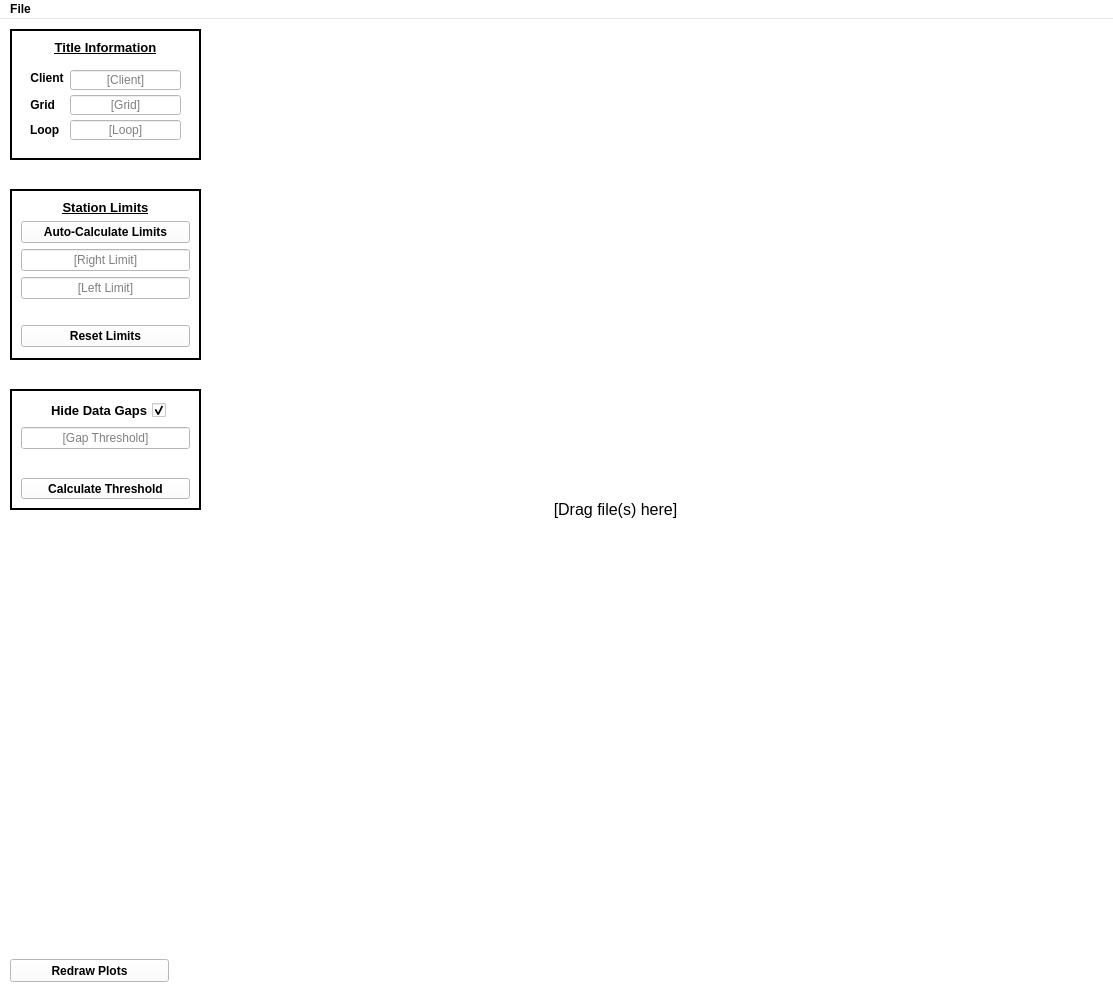
Before: the Qt Designer form src/qt_ui/main_window.ui in Eric-Meunier/Processor-Suite, drawn with Qt 5.
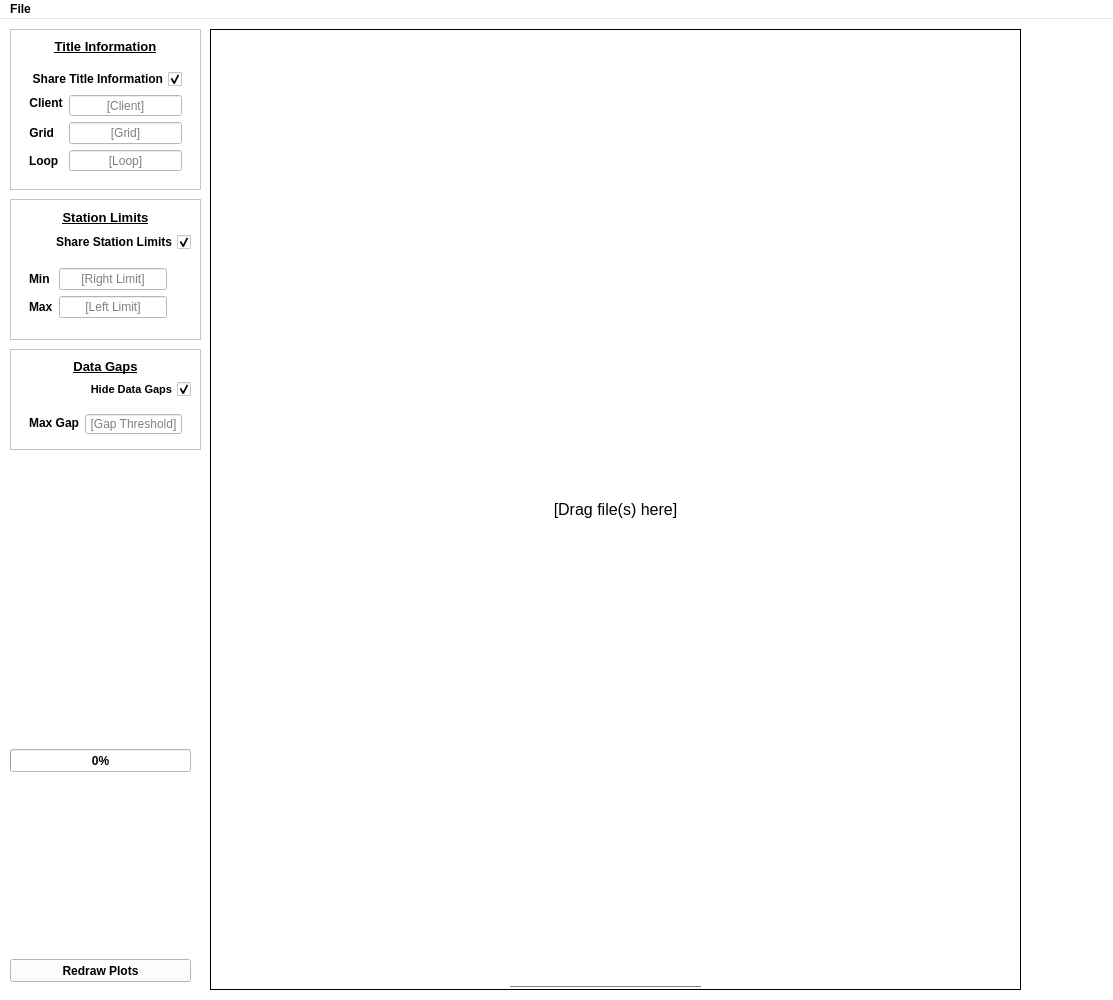
After: the same form once the commit is applied.

```diff
--- a/src/qt_ui/main_window.ui
+++ b/src/qt_ui/main_window.ui
@@ -474,6 +474,15 @@
       <height>961</height>
      </rect>
     </property>
+    <property name="sizePolicy">
+     <sizepolicy hsizetype="Fixed" vsizetype="Fixed">
+      <horstretch>0</horstretch>
+      <verstretch>0</verstretch>
+     </sizepolicy>
+    </property>
+    <property name="frameShape">
+     <enum>QFrame::Box</enum>
+    </property>
     <layout class="QVBoxLayout" name="plotLayout">
      <property name="sizeConstraint">
       <enum>QLayout::SetMinimumSize</enum>
@@ -484,7 +493,7 @@
         <bool>true</bool>
        </property>
        <property name="sizePolicy">
-        <sizepolicy hsizetype="Preferred" vsizetype="MinimumExpanding">
+        <sizepolicy hsizetype="Preferred" vsizetype="Fixed">
          <horstretch>0</horstretch>
          <verstretch>0</verstretch>
         </sizepolicy>
@@ -502,6 +511,9 @@
        <property name="frameShape">
         <enum>QFrame::NoFrame</enum>
        </property>
+       <property name="frameShadow">
+        <enum>QFrame::Plain</enum>
+       </property>
        <property name="text">
         <string>[Drag file(s) here]</string>
        </property>
@@ -516,23 +528,57 @@
     <property name="geometry">
      <rect>
       <x>10</x>
-      <y>370</y>
+      <y>330</y>
       <width>191</width>
-      <height>121</height>
+      <height>101</height>
      </rect>
     </property>
+    <property name="sizePolicy">
+     <sizepolicy hsizetype="Fixed" vsizetype="Fixed">
+      <horstretch>0</horstretch>
+      <verstretch>0</verstretch>
+     </sizepolicy>
+    </property>
     <property name="frameShape">
-     <enum>QFrame::WinPanel</enum>
+     <enum>QFrame::StyledPanel</enum>
     </property>
     <layout class="QVBoxLayout" name="dataGapLayout">
-     <item alignment="Qt::AlignHCenter">
+     <item>
+      <widget class="QLabel" name="dataGapsLabel">
+       <property name="sizePolicy">
+        <sizepolicy hsizetype="Preferred" vsizetype="Fixed">
+         <horstretch>0</horstretch>
+         <verstretch>0</verstretch>
+        </sizepolicy>
+       </property>
+       <property name="font">
+        <font>
+         <pointsize>10</pointsize>
+         <underline>true</underline>
+        </font>
+       </property>
+       <property name="text">
+        <string>Data Gaps</string>
+       </property>
+       <property name="alignment">
+        <set>Qt::AlignCenter</set>
+       </property>
+      </widget>
+     </item>
+     <item>
       <widget class="QCheckBox" name="hideGapsToggle">
        <property name="enabled">
         <bool>true</bool>
        </property>
+       <property name="sizePolicy">
+        <sizepolicy hsizetype="Preferred" vsizetype="Fixed">
+         <horstretch>0</horstretch>
+         <verstretch>0</verstretch>
+        </sizepolicy>
+       </property>
        <property name="font">
         <font>
-         <pointsize>10</pointsize>
+         <pointsize>8</pointsize>
         </font>
        </property>
        <property name="layoutDirection">
@@ -550,7 +596,28 @@
       </widget>
      </item>
      <item>
-      <widget class="QLineEdit" name="gapThresh">
+      <widget class="QFrame" name="formFrame">
+       <property name="sizePolicy">
+        <sizepolicy hsizetype="Fixed" vsizetype="Fixed">
+         <horstretch>0</horstretch>
+         <verstretch>0</verstretch>
+        </sizepolicy>
+       </property>
+       <layout class="QFormLayout" name="formLayout_3">
+        <item row="0" column="1">
+         <widget class="QLineEdit" name="editGapThresh">
+          <property name="sizePolicy">
+           <sizepolicy hsizetype="Preferred" vsizetype="Fixed">
+            <horstretch>0</horstretch>
+            <verstretch>0</verstretch>
+           </sizepolicy>
+          </property>
+          <property name="minimumSize">
+           <size>
+            <width>0</width>
+            <height>20</height>
+           </size>
+          </property>
        <property name="font">
         <font>
          <weight>50</weight>
@@ -568,33 +635,17 @@
        </property>
       </widget>
      </item>
-     <item>
-      <spacer name="verticalSpacer_2">
-       <property name="orientation">
-        <enum>Qt::Vertical</enum>
-       </property>
-       <property name="sizeType">
-        <enum>QSizePolicy::Fixed</enum>
-       </property>
-       <property name="sizeHint" stdset="0">
-        <size>
-         <width>20</width>
-         <height>40</height>
-        </size>
-       </property>
-      </spacer>
-     </item>
-     <item>
-      <widget class="QPushButton" name="calcGapThresh">
-       <property name="minimumSize">
-        <size>
-         <width>0</width>
-         <height>21</height>
-        </size>
-       </property>
+        <item row="0" column="0">
+         <widget class="QLabel" name="label_3">
        <property name="text">
-        <string>Calculate Threshold</string>
-       </property>
+           <string>Max Gap</string>
+          </property>
+          <property name="alignment">
+           <set>Qt::AlignRight|Qt::AlignTrailing|Qt::AlignVCenter</set>
+          </property>
+         </widget>
+        </item>
+       </layout>
       </widget>
      </item>
     </layout>
@@ -604,10 +655,16 @@
      <rect>
       <x>10</x>
       <y>940</y>
-      <width>159</width>
+      <width>181</width>
       <height>23</height>
      </rect>
     </property>
+    <property name="sizePolicy">
+     <sizepolicy hsizetype="Minimum" vsizetype="Fixed">
+      <horstretch>0</horstretch>
+      <verstretch>0</verstretch>
+     </sizepolicy>
+    </property>
     <property name="minimumSize">
      <size>
       <width>82</width>
@@ -633,11 +690,11 @@
       <x>10</x>
       <y>10</y>
       <width>191</width>
-      <height>131</height>
+      <height>161</height>
      </rect>
     </property>
     <property name="frameShape">
-     <enum>QFrame::WinPanel</enum>
+     <enum>QFrame::StyledPanel</enum>
     </property>
     <layout class="QVBoxLayout" name="verticalLayout_2">
      <item>
@@ -665,7 +722,7 @@
      <item>
       <widget class="QFrame" name="formFrame">
        <property name="sizePolicy">
-        <sizepolicy hsizetype="Preferred" vsizetype="Fixed">
+        <sizepolicy hsizetype="Fixed" vsizetype="Fixed">
          <horstretch>0</horstretch>
          <verstretch>0</verstretch>
         </sizepolicy>
@@ -677,10 +734,10 @@
         </size>
        </property>
        <layout class="QFormLayout" name="formLayout">
-        <item row="0" column="1">
+        <item row="1" column="1">
          <widget class="QLineEdit" name="clientEdit">
           <property name="sizePolicy">
-           <sizepolicy hsizetype="Expanding" vsizetype="Fixed">
+           <sizepolicy hsizetype="Preferred" vsizetype="Fixed">
             <horstretch>0</horstretch>
             <verstretch>0</verstretch>
            </sizepolicy>
@@ -708,7 +765,7 @@
           </property>
          </widget>
         </item>
-        <item row="0" column="0">
+        <item row="1" column="0">
          <widget class="QLabel" name="clientLabel">
           <property name="sizePolicy">
            <sizepolicy hsizetype="Fixed" vsizetype="Fixed">
@@ -736,8 +793,14 @@
           </property>
          </widget>
         </item>
-        <item row="1" column="1">
+        <item row="2" column="1">
          <widget class="QLineEdit" name="gridEdit">
+          <property name="sizePolicy">
+           <sizepolicy hsizetype="Preferred" vsizetype="Fixed">
+            <horstretch>0</horstretch>
+            <verstretch>0</verstretch>
+           </sizepolicy>
+          </property>
           <property name="minimumSize">
            <size>
             <width>0</width>
@@ -761,8 +824,14 @@
           </property>
          </widget>
         </item>
-        <item row="2" column="1">
+        <item row="3" column="1">
          <widget class="QLineEdit" name="loopEdit">
+          <property name="sizePolicy">
+           <sizepolicy hsizetype="Preferred" vsizetype="Fixed">
+            <horstretch>0</horstretch>
+            <verstretch>0</verstretch>
+           </sizepolicy>
+          </property>
           <property name="minimumSize">
            <size>
             <width>0</width>
@@ -786,7 +855,7 @@
           </property>
          </widget>
         </item>
-        <item row="1" column="0">
+        <item row="2" column="0">
          <widget class="QLabel" name="gridLabel">
           <property name="layoutDirection">
            <enum>Qt::LeftToRight</enum>
@@ -799,13 +868,26 @@
           </property>
          </widget>
         </item>
-        <item row="2" column="0">
+        <item row="3" column="0">
          <widget class="QLabel" name="loopLabel">
           <property name="text">
            <string>Loop</string>
           </property>
          </widget>
         </item>
+        <item row="0" column="0" colspan="2">
+         <widget class="QCheckBox" name="shareTitleToggle">
+          <property name="layoutDirection">
+           <enum>Qt::RightToLeft</enum>
+          </property>
+          <property name="text">
+           <string>Share Title Information</string>
+          </property>
+          <property name="checked">
+           <bool>true</bool>
+          </property>
+         </widget>
+        </item>
        </layout>
       </widget>
      </item>
@@ -815,17 +897,23 @@
     <property name="geometry">
      <rect>
       <x>10</x>
-      <y>170</y>
+      <y>180</y>
       <width>191</width>
-      <height>171</height>
+      <height>141</height>
      </rect>
     </property>
+    <property name="sizePolicy">
+     <sizepolicy hsizetype="Fixed" vsizetype="Fixed">
+      <horstretch>0</horstretch>
+      <verstretch>0</verstretch>
+     </sizepolicy>
+    </property>
     <property name="frameShape">
-     <enum>QFrame::WinPanel</enum>
+     <enum>QFrame::StyledPanel</enum>
     </property>
     <layout class="QVBoxLayout" name="boundsLayout">
      <item>
-      <widget class="QLabel" name="label">
+      <widget class="QLabel" name="stationLimitsLabel">
        <property name="sizePolicy">
         <sizepolicy hsizetype="Preferred" vsizetype="Fixed">
          <horstretch>0</horstretch>
@@ -847,16 +935,31 @@
       </widget>
      </item>
      <item>
-      <widget class="QPushButton" name="pshMinMax">
+      <widget class="QCheckBox" name="stnLimitToggle">
+       <property name="layoutDirection">
+        <enum>Qt::RightToLeft</enum>
+       </property>
        <property name="text">
-        <string>Auto-Calculate Limits</string>
+        <string>Share Station Limits</string>
+       </property>
+       <property name="checked">
+        <bool>true</bool>
        </property>
       </widget>
      </item>
      <item>
+      <widget class="QFrame" name="formFrame">
+       <property name="sizePolicy">
+        <sizepolicy hsizetype="Fixed" vsizetype="Fixed">
+         <horstretch>0</horstretch>
+         <verstretch>0</verstretch>
+        </sizepolicy>
+       </property>
+       <layout class="QFormLayout" name="formLayout_2">
+        <item row="0" column="1">
       <widget class="QLineEdit" name="lineRight">
        <property name="sizePolicy">
-        <sizepolicy hsizetype="MinimumExpanding" vsizetype="Fixed">
+           <sizepolicy hsizetype="Preferred" vsizetype="Fixed">
          <horstretch>0</horstretch>
          <verstretch>0</verstretch>
         </sizepolicy>
@@ -881,10 +984,10 @@
        </property>
       </widget>
      </item>
-     <item>
+        <item row="1" column="1">
       <widget class="QLineEdit" name="lineLeft">
        <property name="sizePolicy">
-        <sizepolicy hsizetype="Minimum" vsizetype="Fixed">
+           <sizepolicy hsizetype="Preferred" vsizetype="Fixed">
          <horstretch>0</horstretch>
          <verstretch>0</verstretch>
         </sizepolicy>
@@ -909,30 +1012,50 @@
        </property>
       </widget>
      </item>
-     <item>
-      <spacer name="verticalSpacer">
+        <item row="0" column="0">
+         <widget class="QLabel" name="label">
+          <property name="text">
+           <string>Min</string>
+          </property>
+         </widget>
+        </item>
+        <item row="1" column="0">
+         <widget class="QLabel" name="label_2">
+          <property name="text">
+           <string>Max</string>
+          </property>
+         </widget>
+        </item>
+       </layout>
+      </widget>
+     </item>
+    </layout>
+   </widget>
+   <widget class="QProgressBar" name="progressBar">
+    <property name="geometry">
+     <rect>
+      <x>10</x>
+      <y>730</y>
+      <width>181</width>
+      <height>23</height>
+     </rect>
+    </property>
+    <property name="value">
+     <number>0</number>
+    </property>
+   </widget>
+   <widget class="Line" name="line_3">
+    <property name="geometry">
+     <rect>
+      <x>510</x>
+      <y>960</y>
+      <width>191</width>
+      <height>16</height>
+     </rect>
+    </property>
        <property name="orientation">
-        <enum>Qt::Vertical</enum>
-       </property>
-       <property name="sizeType">
-        <enum>QSizePolicy::Fixed</enum>
-       </property>
-       <property name="sizeHint" stdset="0">
-        <size>
-         <width>20</width>
-         <height>20</height>
-        </size>
-       </property>
-      </spacer>
-     </item>
-     <item>
-      <widget class="QPushButton" name="pshReset">
-       <property name="text">
-        <string>Reset Limits</string>
-       </property>
-      </widget>
-     </item>
-    </layout>
+     <enum>Qt::Horizontal</enum>
+    </property>
    </widget>
   </widget>
   <widget class="QMenuBar" name="menubar">
```
Lines whose indentation alone changed are shown as unchanged.
